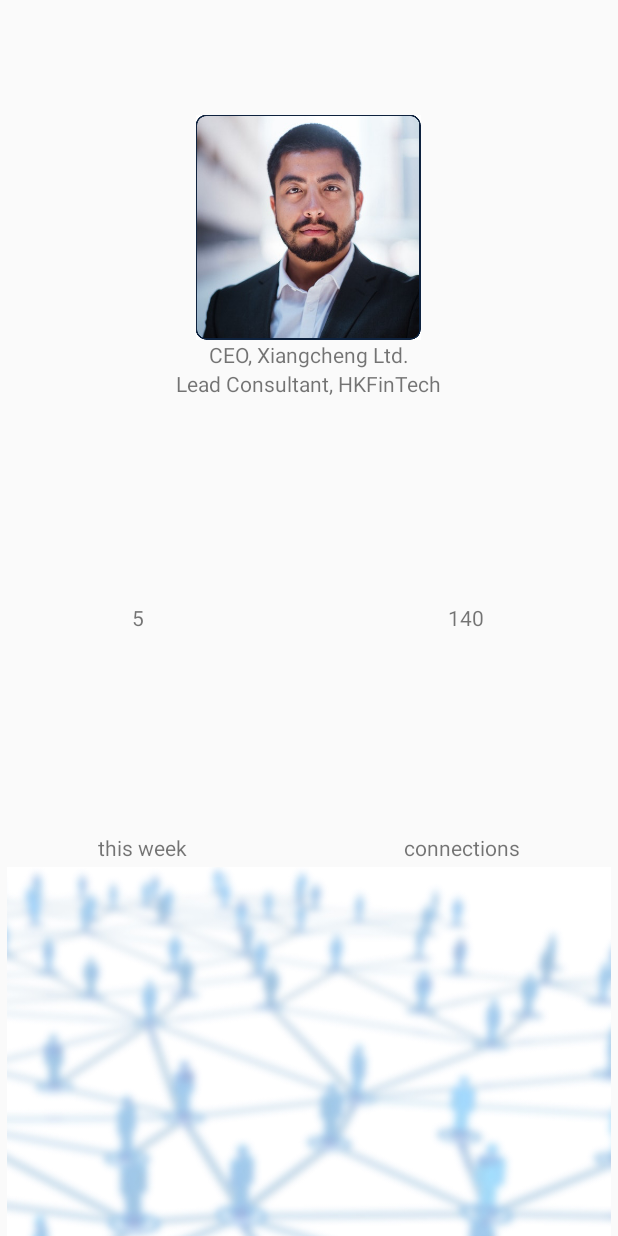
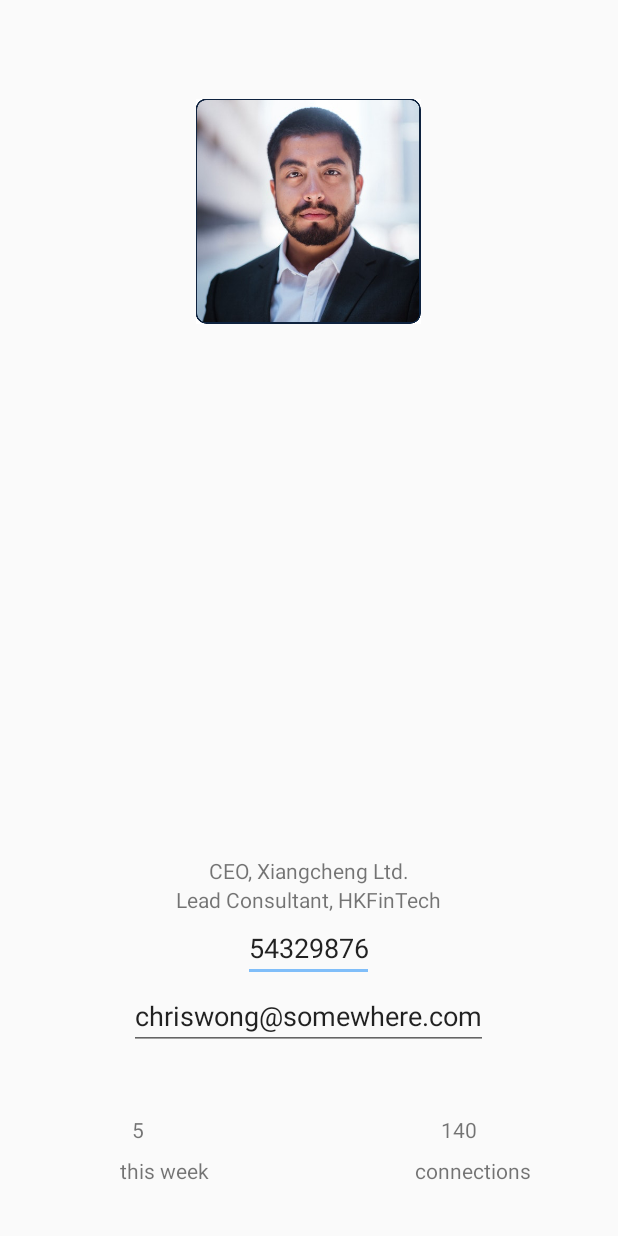
Before and after one commit to yieng/Apple-Kiwi-Banana, an Android app: the layout fragment_caricard.xml on its own in the app's theme, with its tools: preview values and no code run, on a phone screen of 412 x 824 dp. Run offline under Robolectric (Android 15) with nearby library versions, the phone set to English and light mode, and no system bars.

Commit message:
layout stuff
layout stuff

```diff
--- a/CariCard/app/src/main/AndroidManifest.xml
+++ b/CariCard/app/src/main/AndroidManifest.xml
@@ -1,6 +1,11 @@
 <?xml version="1.0" encoding="utf-8"?>
 <manifest xmlns:android="http://schemas.android.com/apk/res/android"
     package="com.alisonxu.caricard">
+
+    <uses-permission android:name="android.permission.NFC" />
+    <uses-sdk android:minSdkVersion="10"/>
+    <uses-feature android:name="android.hardware.nfc" android:required="true" />
+
 
     <application
         android:allowBackup="true"
@@ -15,6 +20,8 @@
                 <category android:name="android.intent.category.DEFAULT" />
                 <action android:name="android.intent.action.MAIN" />
                 <category android:name="android.intent.category.LAUNCHER" />
+                <data android:mimeType="text/plain" />
+
             </intent-filter>
         </activity>
         <activity android:name=".Connections.ConnectionsActivity"></activity>
--- a/CariCard/app/src/main/res/layout/fragment_caricard.xml
+++ b/CariCard/app/src/main/res/layout/fragment_caricard.xml
@@ -10,36 +10,36 @@
             android:id="@+id/textView3"
             android:layout_width="wrap_content"
             android:layout_height="wrap_content"
-            android:layout_above="@+id/textView8"
+            android:layout_alignParentBottom="true"
             android:layout_centerHorizontal="true"
-            android:layout_marginBottom="-246dp"
+            android:layout_marginBottom="234dp"
             android:text="CEO, Xiangcheng Ltd." />
 
         <TextView
             android:id="@+id/textView4"
             android:layout_width="wrap_content"
             android:layout_height="wrap_content"
-            android:layout_alignParentBottom="true"
-            android:layout_alignParentStart="true"
-            android:layout_marginBottom="249dp"
-            android:layout_marginStart="65dp"
+            android:layout_alignTop="@+id/textView5"
+            android:layout_toStartOf="@+id/textView3"
             android:text="this week" />
 
         <TextView
             android:id="@+id/textView5"
             android:layout_width="wrap_content"
             android:layout_height="wrap_content"
+            android:layout_alignParentBottom="true"
             android:layout_alignParentEnd="true"
-            android:layout_alignTop="@+id/textView4"
-            android:layout_marginEnd="65dp"
+            android:layout_marginBottom="34dp"
+            android:layout_marginEnd="58dp"
             android:text="connections" />
 
         <TextView
             android:id="@+id/textView6"
             android:layout_width="wrap_content"
             android:layout_height="wrap_content"
+            android:layout_alignParentBottom="true"
             android:layout_alignParentStart="true"
-            android:layout_centerVertical="true"
+            android:layout_marginBottom="61dp"
             android:layout_marginStart="88dp"
             android:text="5" />
 
@@ -47,34 +47,46 @@
             android:id="@+id/textView7"
             android:layout_width="wrap_content"
             android:layout_height="wrap_content"
-            android:layout_alignParentEnd="true"
-            android:layout_centerVertical="true"
-            android:layout_marginEnd="89dp"
+            android:layout_alignTop="@+id/textView6"
+            android:layout_toEndOf="@+id/textView8"
             android:text="140" />
 
         <TextView
             android:id="@+id/textView8"
             android:layout_width="wrap_content"
             android:layout_height="wrap_content"
-            android:layout_alignParentTop="true"
+            android:layout_below="@+id/textView3"
             android:layout_centerHorizontal="true"
-            android:layout_marginTop="246dp"
+            android:layout_marginTop="-234dp"
             android:text="Lead Consultant, HKFinTech" />
 
         <ImageView
             android:id="@+id/imageView"
             android:layout_width="wrap_content"
             android:layout_height="wrap_content"
-            android:layout_above="@+id/textView3"
+            android:layout_alignParentTop="true"
             android:layout_centerHorizontal="true"
+            android:layout_marginTop="66dp"
             app:srcCompat="@drawable/chriswongavatar" />
 
-        <ImageView
-            android:id="@+id/imageView6"
-            android:layout_width="match_parent"
-            android:layout_height="246dp"
-            android:layout_alignParentBottom="true"
-            android:layout_alignParentStart="true"
-            app:srcCompat="@drawable/mainbg" />
+        <EditText
+            android:id="@+id/editText"
+            android:layout_width="87dp"
+            android:layout_height="wrap_content"
+            android:layout_below="@+id/textView8"
+            android:layout_centerHorizontal="true"
+            android:ems="10"
+            android:inputType="number"
+            android:text="54329876" />
+
+        <EditText
+            android:id="@+id/editText2"
+            android:layout_width="239dp"
+            android:layout_height="wrap_content"
+            android:layout_below="@+id/editText"
+            android:layout_centerHorizontal="true"
+            android:ems="10"
+            android:inputType="textEmailAddress"
+            android:text="chriswong@somewhere.com" />
 
 </RelativeLayout>
--- a/CariCard/app/src/main/res/layout/layout_top_tabs.xml
+++ b/CariCard/app/src/main/res/layout/layout_top_tabs.xml
@@ -31,7 +31,7 @@
                     android:layout_width="wrap_content"
                     android:layout_height="wrap_content"
                     android:layout_weight="1"
-                    android:text="TextView" />
+                    android:text="Cards for the Generations." />
 
 
             </LinearLayout>
```
